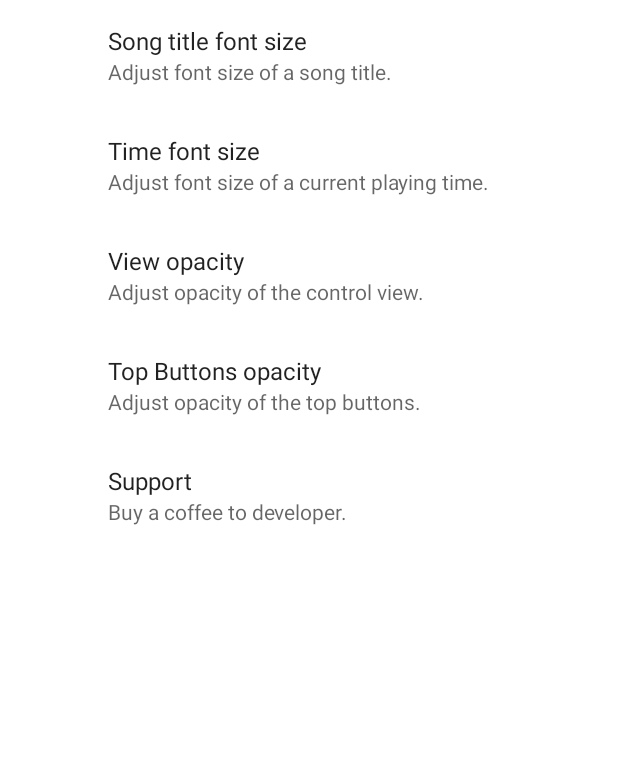
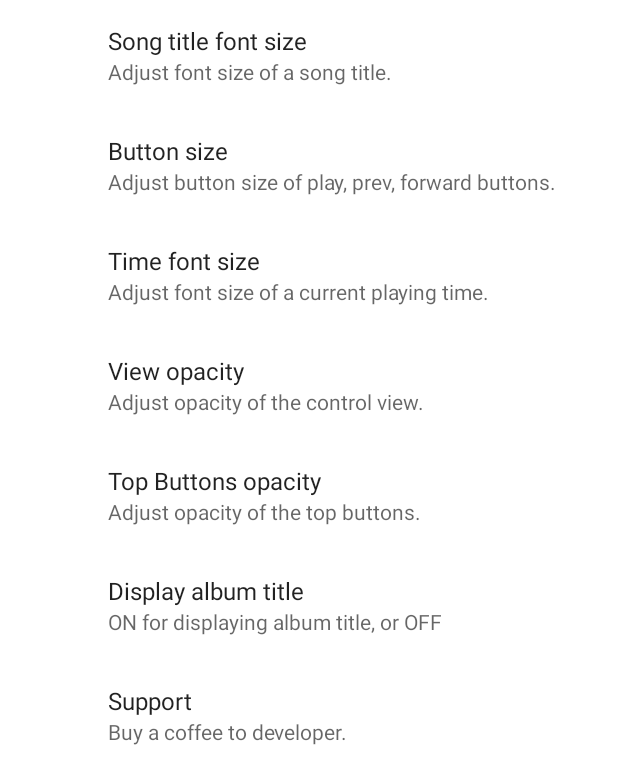
Before and after one commit to RossKim/floating-music, an Android app: the SettingFragment screen opened directly, with no data from a screen before it, on a phone screen of 412 x 824 dp. Shown: the top 784 px of the screen. Run offline under Robolectric (Android 15) with nearby library versions, the phone set to English and light mode, and no system bars; our stand-ins replace androidx.preference; 1 statement that could not run was skipped.

Commit message:
album title, button size (v1.1.8)

```diff
--- a/app/build.gradle
+++ b/app/build.gradle
@@ -12,8 +12,8 @@ android {
         applicationId "kr.co.mrk13.android.androidfloatingmusic"
         minSdk 24
         targetSdk 34
-        versionCode 30
-        versionName "1.1.6"
+        versionCode 32
+        versionName "1.1.8"
 
         testInstrumentationRunner "androidx.test.runner.AndroidJUnitRunner"
     }
--- a/app/src/main/java/kr/co/mrk13/android/androidfloatingmusic/constant/Constant.kt
+++ b/app/src/main/java/kr/co/mrk13/android/androidfloatingmusic/constant/Constant.kt
@@ -9,7 +9,8 @@ class Constant {
 
         const val notificationChannelId = "android-floating-music-noc"
 
-        const val controlWindowMinimumSize = 100
+        const val controlWindowMinimumWidth = 100
+        const val controlWindowMinimumHeight = 120
         const val controlWindowDefaultSize = 200
         const val resizeThreshold = 20
 
--- a/app/src/main/res/values/array.xml
+++ b/app/src/main/res/values/array.xml
@@ -35,4 +35,78 @@
         <item>0.9</item>
         <item>1.0</item>
     </string-array>
+    <string-array name="buttonsize">
+        <item>20dp</item>
+        <item>21dp</item>
+        <item>22dp</item>
+        <item>23dp</item>
+        <item>24dp</item>
+        <item>25dp</item>
+        <item>26dp</item>
+        <item>27dp</item>
+        <item>28dp</item>
+        <item>29dp</item>
+        <item>30dp</item>
+        <item>31dp</item>
+        <item>32dp</item>
+        <item>33dp</item>
+        <item>34dp</item>
+        <item>35dp</item>
+        <item>36dp</item>
+        <item>37dp</item>
+        <item>38dp</item>
+        <item>39dp</item>
+        <item>40dp</item>
+        <item>41dp</item>
+        <item>42dp</item>
+        <item>43dp</item>
+        <item>44dp</item>
+        <item>45dp</item>
+        <item>46dp</item>
+        <item>47dp</item>
+        <item>48dp</item>
+        <item>49dp</item>
+        <item>50dp</item>
+    </string-array>
+    <string-array name="buttonsize_value">
+        <item>20</item>
+        <item>21</item>
+        <item>22</item>
+        <item>23</item>
+        <item>24</item>
+        <item>25</item>
+        <item>26</item>
+        <item>27</item>
+        <item>28</item>
+        <item>29</item>
+        <item>30</item>
+        <item>31</item>
+        <item>32</item>
+        <item>33</item>
+        <item>34</item>
+        <item>35</item>
+        <item>36</item>
+        <item>37</item>
+        <item>38</item>
+        <item>39</item>
+        <item>40</item>
+        <item>41</item>
+        <item>42</item>
+        <item>43</item>
+        <item>44</item>
+        <item>45</item>
+        <item>46</item>
+        <item>47</item>
+        <item>48</item>
+        <item>49</item>
+        <item>50</item>
+    </string-array>
+    <string-array name="on_value">
+        <item>ON</item>
+        <item>OFF</item>
+    </string-array>
+    <string-array name="boolean_value">
+        <item>1</item>
+        <item>0</item>
+    </string-array>
 </resources>
--- a/app/src/main/res/values/strings.xml
+++ b/app/src/main/res/values/strings.xml
@@ -30,4 +30,8 @@
     <string name="pref_button_opacity_message">Adjust opacity of the top buttons.</string>
     <string name="pref_support_title">Support</string>
     <string name="pref_support_message">Buy a coffee to developer.</string>
+    <string name="pref_button_size_title">Button size</string>
+    <string name="pref_button_size_message">Adjust button size of play, prev, forward buttons.</string>
+    <string name="pref_show_album_title">Display album title</string>
+    <string name="pref_show_album_message">ON for displaying album title, or OFF</string>
 </resources>
--- a/app/src/main/res/xml/preferences.xml
+++ b/app/src/main/res/xml/preferences.xml
@@ -9,6 +9,15 @@
         android:positiveButtonText="@null"
         android:summary="@string/pref_title_fontsize_message"
         android:title="@string/pref_title_fontsize_title" />
+    <androidx.preference.ListPreference
+        android:defaultValue="30"
+        android:entries="@array/buttonsize"
+        android:entryValues="@array/buttonsize_value"
+        android:key="button_size"
+        android:negativeButtonText="@null"
+        android:positiveButtonText="@null"
+        android:summary="@string/pref_button_size_message"
+        android:title="@string/pref_button_size_title" />
     <androidx.preference.ListPreference
         android:defaultValue="10"
         android:entries="@array/fontsize"
@@ -36,6 +45,15 @@
         android:positiveButtonText="@null"
         android:summary="@string/pref_button_opacity_message"
         android:title="@string/pref_button_opacity_title" />
+    <androidx.preference.ListPreference
+        android:defaultValue="1"
+        android:entries="@array/on_value"
+        android:entryValues="@array/boolean_value"
+        android:key="show_album"
+        android:negativeButtonText="@null"
+        android:positiveButtonText="@null"
+        android:summary="@string/pref_show_album_message"
+        android:title="@string/pref_show_album_title" />
     <androidx.preference.Preference
         android:key="support"
         android:negativeButtonText="@null"
--- a/build.gradle
+++ b/build.gradle
@@ -5,7 +5,7 @@ buildscript {
         mavenCentral()
     }
     dependencies {
-        classpath 'com.android.tools.build:gradle:8.2.1'
+        classpath 'com.android.tools.build:gradle:8.4.1'
         classpath "org.jetbrains.kotlin:kotlin-gradle-plugin:1.7.20"
         classpath 'com.google.gms:google-services:4.4.0'
         classpath 'com.google.firebase:firebase-crashlytics-gradle:2.9.9'
```
Also changed, not shown: app/src/main/java/kr/co/mrk13/android/androidfloatingmusic/ui/FloatingControlService.kt (+32 -25 lines), app/src/main/res/layout/floating_control.xml (+15 -0 lines), gradle/wrapper/gradle-wrapper.properties, 1 other file.
